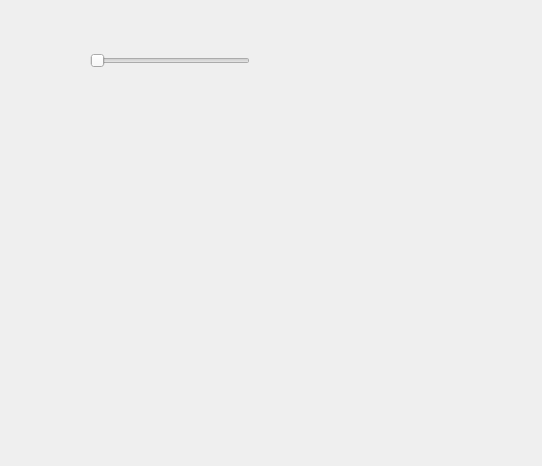
Old version of the form pythonProject(Aliyun)/curtain.ui in the repository LYC-hu/QT-Home-automation.
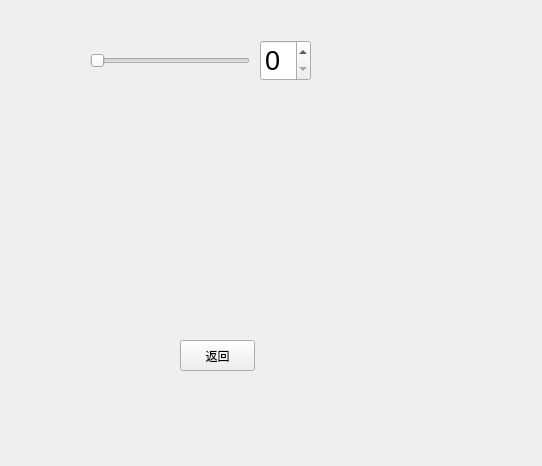
New version of the form.

Diff of the .ui file:
```diff
--- a/pythonProject(Aliyun)/curtain.ui
+++ b/pythonProject(Aliyun)/curtain.ui
@@ -29,6 +29,37 @@
     <enum>Qt::Horizontal</enum>
    </property>
   </widget>
+  <widget class="QPushButton" name="previous">
+   <property name="geometry">
+    <rect>
+     <x>180</x>
+     <y>340</y>
+     <width>75</width>
+     <height>31</height>
+    </rect>
+   </property>
+   <property name="text">
+    <string>返回</string>
+   </property>
+  </widget>
+  <widget class="QSpinBox" name="curtain_1_num">
+   <property name="geometry">
+    <rect>
+     <x>260</x>
+     <y>40</y>
+     <width>51</width>
+     <height>41</height>
+    </rect>
+   </property>
+   <property name="font">
+    <font>
+     <pointsize>20</pointsize>
+    </font>
+   </property>
+   <property name="maximum">
+    <number>100</number>
+   </property>
+  </widget>
  </widget>
  <resources/>
  <connections/>
```
Left out of the diff: 5 changed lines with no effect on the pictures.
